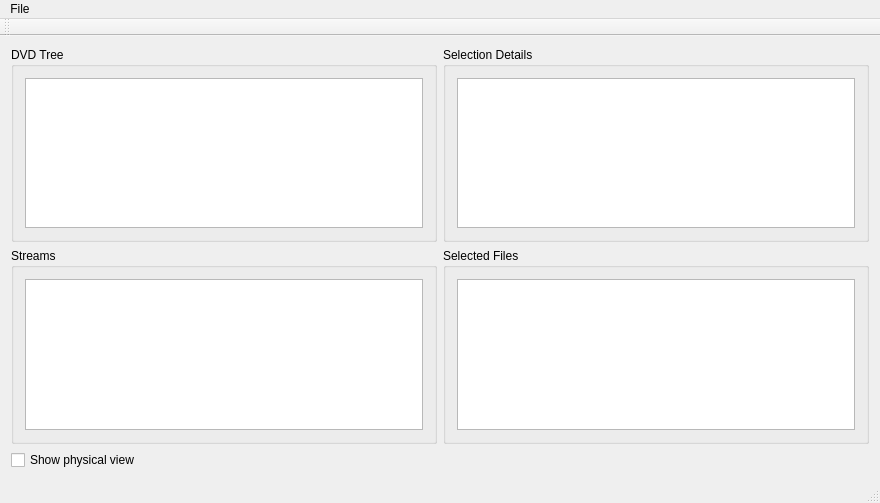
First picture: the form in Qt/guiexample/dvdexplorerdlg.ui, repository nschlia/libdvdetect, before the edit.
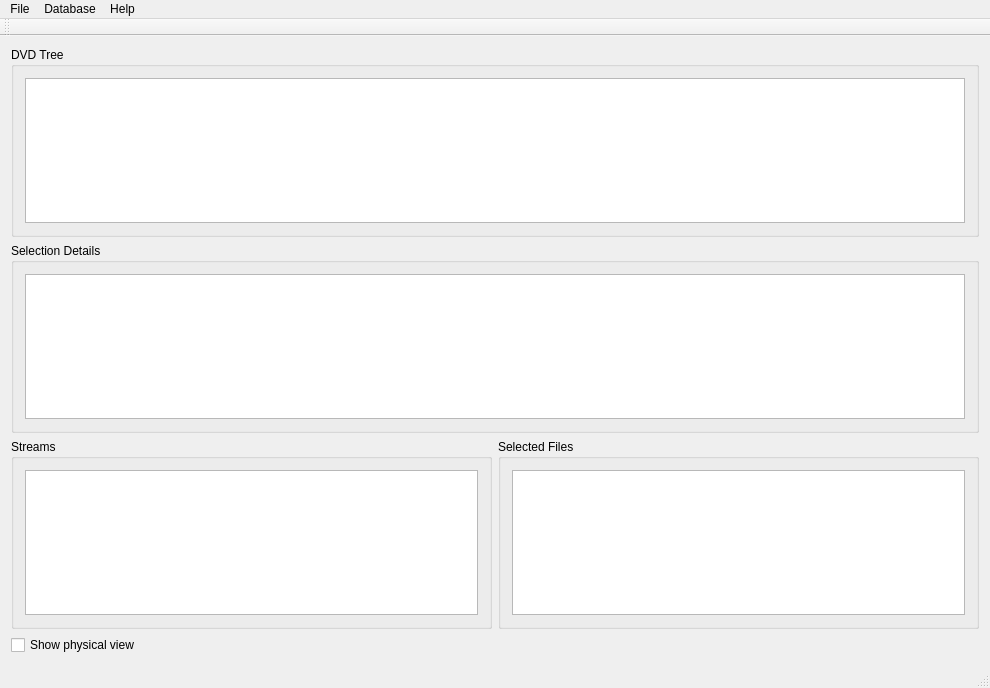
Second picture: the form after the edit.

```diff
--- a/Qt/guiexample/dvdexplorerdlg.ui
+++ b/Qt/guiexample/dvdexplorerdlg.ui
@@ -6,8 +6,8 @@
    <rect>
     <x>0</x>
     <y>0</y>
-    <width>880</width>
-    <height>503</height>
+    <width>990</width>
+    <height>688</height>
    </rect>
   </property>
   <property name="windowTitle">
@@ -15,7 +15,41 @@
   </property>
   <widget class="QWidget" name="centralWidget">
    <layout class="QGridLayout" name="gridLayout_5">
-    <item row="0" column="0">
+    <item row="2" column="1">
+     <widget class="QGroupBox" name="groupBox_8">
+      <property name="title">
+       <string>Selected Files</string>
+      </property>
+      <layout class="QGridLayout" name="gridLayout_4">
+       <item row="0" column="0">
+        <widget class="QTreeView" name="treeViewFiles">
+         <property name="statusTip">
+          <string>List files in current selection.</string>
+         </property>
+         <property name="editTriggers">
+          <set>QAbstractItemView::NoEditTriggers</set>
+         </property>
+         <property name="alternatingRowColors">
+          <bool>true</bool>
+         </property>
+         <property name="selectionMode">
+          <enum>QAbstractItemView::NoSelection</enum>
+         </property>
+         <property name="indentation">
+          <number>0</number>
+         </property>
+         <property name="animated">
+          <bool>true</bool>
+         </property>
+         <attribute name="headerVisible">
+          <bool>false</bool>
+         </attribute>
+        </widget>
+       </item>
+      </layout>
+     </widget>
+    </item>
+    <item row="0" column="0" colspan="2">
      <widget class="QGroupBox" name="groupBox_1">
       <property name="title">
        <string>DVD Tree</string>
@@ -46,41 +80,7 @@
       </layout>
      </widget>
     </item>
-    <item row="0" column="1">
-     <widget class="QGroupBox" name="groupBox_7">
-      <property name="title">
-       <string>Selection Details</string>
-      </property>
-      <layout class="QGridLayout" name="gridLayout_3">
-       <item row="0" column="0">
-        <widget class="QTreeView" name="treeViewDetails">
-         <property name="editTriggers">
-          <set>QAbstractItemView::NoEditTriggers</set>
-         </property>
-         <property name="alternatingRowColors">
-          <bool>true</bool>
-         </property>
-         <property name="selectionMode">
-          <enum>QAbstractItemView::NoSelection</enum>
-         </property>
-         <property name="indentation">
-          <number>0</number>
-         </property>
-         <property name="animated">
-          <bool>true</bool>
-         </property>
-         <attribute name="headerVisible">
-          <bool>false</bool>
-         </attribute>
-         <attribute name="headerStretchLastSection">
-          <bool>true</bool>
-         </attribute>
-        </widget>
-       </item>
-      </layout>
-     </widget>
-    </item>
-    <item row="1" column="0">
+    <item row="2" column="0">
      <widget class="QGroupBox" name="groupBox_6">
       <property name="title">
        <string>Streams</string>
@@ -111,14 +111,17 @@
       </layout>
      </widget>
     </item>
-    <item row="1" column="1">
-     <widget class="QGroupBox" name="groupBox_8">
+    <item row="1" column="0" colspan="2">
+     <widget class="QGroupBox" name="groupBox_7">
       <property name="title">
-       <string>Selected Files</string>
+       <string>Selection Details</string>
       </property>
-      <layout class="QGridLayout" name="gridLayout_4">
+      <layout class="QGridLayout" name="gridLayout_3">
        <item row="0" column="0">
-        <widget class="QTreeView" name="treeViewFiles">
+        <widget class="QTreeView" name="treeViewDetails">
+         <property name="statusTip">
+          <string>Show details about select title, chapter, cell etc.</string>
+         </property>
          <property name="editTriggers">
           <set>QAbstractItemView::NoEditTriggers</set>
          </property>
@@ -137,12 +140,15 @@
          <attribute name="headerVisible">
           <bool>false</bool>
          </attribute>
+         <attribute name="headerStretchLastSection">
+          <bool>true</bool>
+         </attribute>
         </widget>
        </item>
       </layout>
      </widget>
     </item>
-    <item row="2" column="0">
+    <item row="3" column="0">
      <widget class="QCheckBox" name="checkBoxPhysicalView">
       <property name="text">
        <string>Show physical view</string>
@@ -156,7 +162,7 @@
     <rect>
      <x>0</x>
      <y>0</y>
-     <width>880</width>
+     <width>990</width>
      <height>20</height>
     </rect>
    </property>
@@ -167,7 +173,25 @@
     <addaction name="action_Open"/>
     <addaction name="actionE_xit"/>
    </widget>
+   <widget class="QMenu" name="menuDatabase">
+    <property name="title">
+     <string>Database</string>
+    </property>
+    <addaction name="actionQuery_DVD"/>
+    <addaction name="actionSearch_DVD"/>
+    <addaction name="actionSubmit_DVD"/>
+    <addaction name="separator"/>
+    <addaction name="action_Edit_View_Details"/>
+   </widget>
+   <widget class="QMenu" name="menuHelp">
+    <property name="title">
+     <string>Help</string>
+    </property>
+    <addaction name="actionAbout"/>
+   </widget>
    <addaction name="menuFile"/>
+   <addaction name="menuDatabase"/>
+   <addaction name="menuHelp"/>
   </widget>
   <widget class="QToolBar" name="mainToolBar">
    <attribute name="toolBarArea">
```
Left out of the diff: 87 changed lines with no effect on the pictures.
